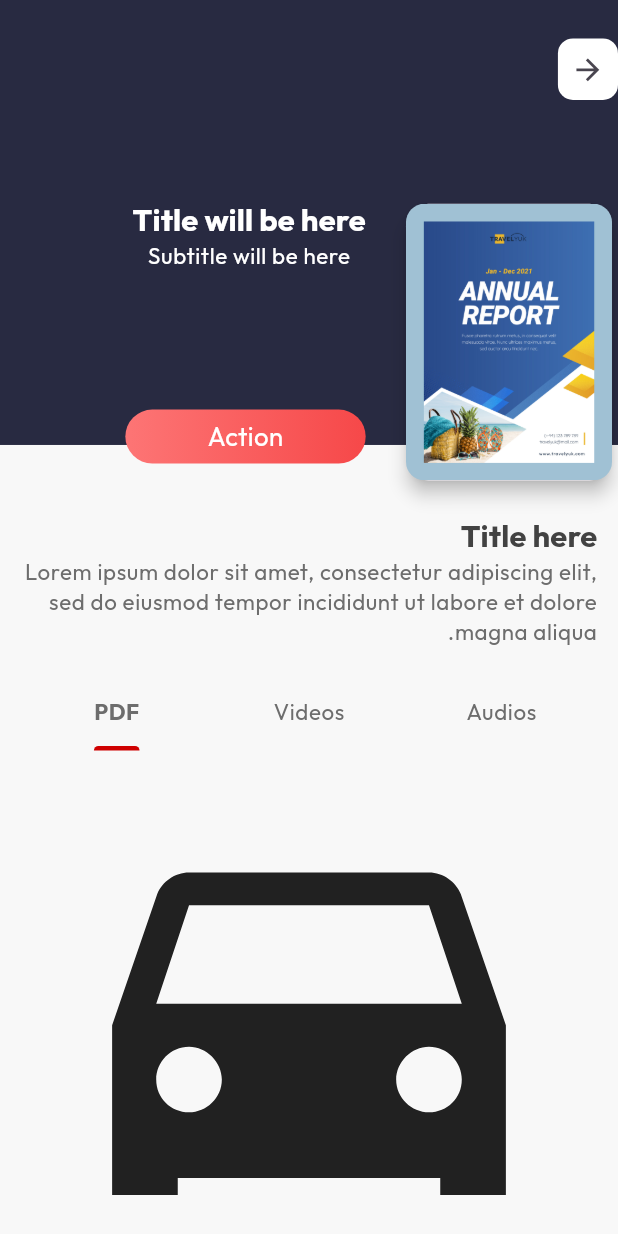
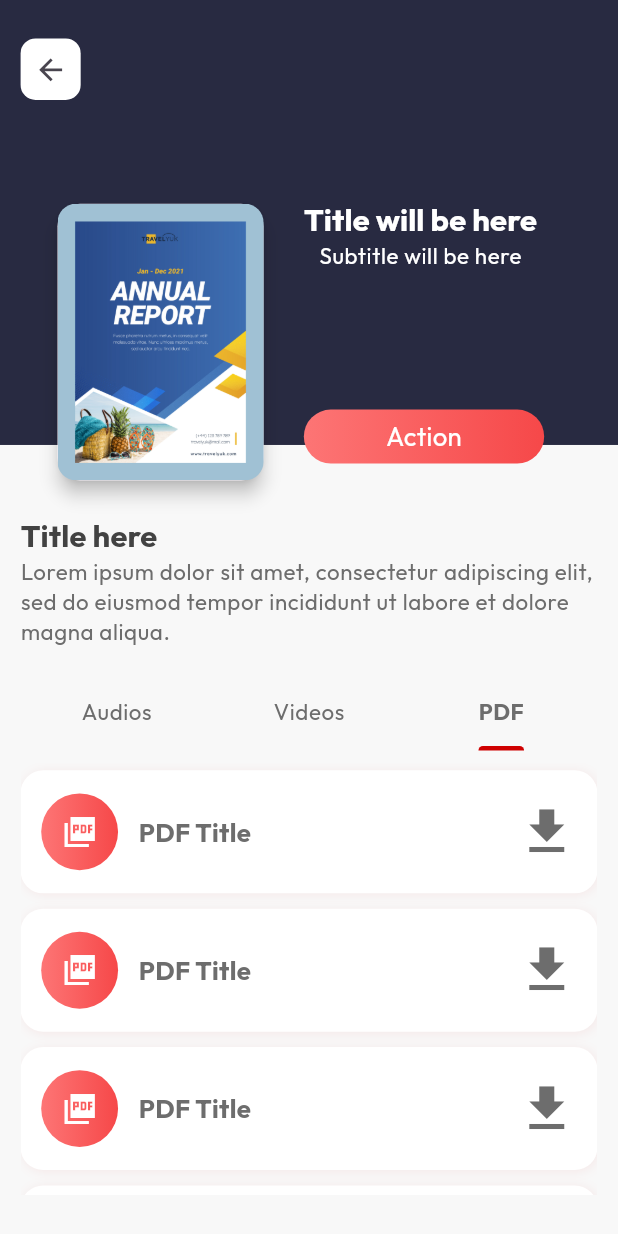
Before and after one commit to tanzeelRehman/visualizing_kashmir, a Flutter app: the VideoAudioDetails screen opened by its route, tab 3 chosen, on a phone screen of 412 x 824 dp. Run offline on Flutter 3.47's test engine with Material 3 defaults, Android fonts, the phone set to English and light mode, and no system bars; our stand-ins replace dio, flutter_screenutil, flutter_svg, get, google_fonts, internet_connection_checker and 3 more; accounts and stored records are empty.

Commit message:
small fixes

```diff
--- a/lib/core/helper/saveLanguageSettings.dart
+++ b/lib/core/helper/saveLanguageSettings.dart
@@ -25,7 +25,7 @@ class SaveLanguageSettings {
     selectedLanguageCountry = languageCountry ?? 'US';
   }
 
-  static setOpenFirstTime() async {
+  static setOpendFirstTime() async {
     final SharedPreferences prefs = await SharedPreferences.getInstance();
 
     await prefs.setBool(ConstantNames.firstTimeOpened.name, true);
--- a/lib/features/Language/controller/language_controller.dart
+++ b/lib/features/Language/controller/language_controller.dart
@@ -2,7 +2,7 @@ import 'package:get/get.dart';
 import 'package:get/state_manager.dart';
 
 class LanguageController extends GetxController {
-  String selectedLanguage = 'EN';
+  String selectedLanguage = 'en';
 
   void changeLanguage(String language) {
     selectedLanguage = language;
--- a/lib/features/Language/view/language_page.dart
+++ b/lib/features/Language/view/language_page.dart
@@ -1,6 +1,7 @@
 import 'package:flutter/material.dart';
 import 'package:get/get.dart';
 import 'package:visualizing_kashmir/core/constants/app_pages.dart';
+import 'package:visualizing_kashmir/core/helper/saveLanguageSettings.dart';
 import 'package:visualizing_kashmir/core/widgets/primary_continuebutton.dart';
 
 import 'package:visualizing_kashmir/features/Language/view/widgets/select_Language_card.dart';
@@ -33,8 +34,8 @@ class LanguagePage extends StatelessWidget {
             ),
             PrimaryContinueButton(
               text: "Select".tr,
-              ontap: () {
-                Get.toNamed(AppPages.homePage);
+              ontap: () async {
+                Get.offAllNamed(AppPages.homePage);
               },
               isWhite: false,
               width: Get.width * 0.85,
--- a/lib/features/textDetails/view/text_details_screen.dart
+++ b/lib/features/textDetails/view/text_details_screen.dart
@@ -22,7 +22,7 @@ class TextDetailsScreen extends StatelessWidget {
         body: Directionality(
           textDirection: Directionality.of(context) == TextDirection.rtl
               ? TextDirection.ltr
-              : TextDirection.rtl,
+              : TextDirection.ltr,
           child: Container(
             padding: EdgeInsets.symmetric(horizontal: 12.w, vertical: 5.h),
             child: SingleChildScrollView(
--- a/lib/features/todayHistory/views/today_in_history_screen.dart
+++ b/lib/features/todayHistory/views/today_in_history_screen.dart
@@ -31,7 +31,7 @@ class TodayInHistory extends StatelessWidget {
         body: Directionality(
           textDirection: Directionality.of(context) == TextDirection.rtl
               ? TextDirection.ltr
-              : TextDirection.rtl,
+              : TextDirection.ltr,
           child: Container(
             padding: EdgeInsets.symmetric(horizontal: 18.w, vertical: 5.h),
             child: SingleChildScrollView(
--- a/lib/features/videoAudioDetails/views/video_audio_details.dart
+++ b/lib/features/videoAudioDetails/views/video_audio_details.dart
@@ -18,6 +18,7 @@ import 'package:visualizing_kashmir/features/search/view/widgets/history_search_
 import 'package:visualizing_kashmir/features/search/view/widgets/know_heros_search_card.dart';
 import 'package:visualizing_kashmir/features/search/view/widgets/reports_search_card.dart';
 import 'package:visualizing_kashmir/features/videoAudioDetails/views/widgets/audio_play_widget.dart';
+import 'package:visualizing_kashmir/features/videoAudioDetails/views/widgets/pdf_widget.dart';
 import 'package:visualizing_kashmir/features/videoAudioDetails/views/widgets/video_play_widget.dart';
 
 class VideoAudioDetails extends StatelessWidget {
@@ -31,7 +32,7 @@ class VideoAudioDetails extends StatelessWidget {
         body: Directionality(
           textDirection: Directionality.of(context) == TextDirection.rtl
               ? TextDirection.ltr
-              : TextDirection.rtl,
+              : TextDirection.ltr,
           child: Stack(
             children: [
               SafeArea(
@@ -110,7 +111,13 @@ class VideoAudioDetails extends StatelessWidget {
                                         return const VideoPlayWidget();
                                       },
                                     ),
-                                    const Icon(Icons.directions_car, size: 350),
+                                    //* PDF Widget =============================
+                                    ListView.builder(
+                                      itemCount: 8,
+                                      itemBuilder: (context, index) {
+                                        return const PDFWidget();
+                                      },
+                                    ),
                                   ],
                                 ),
                               ),
--- /dev/null
+++ b/lib/features/videoAudioDetails/views/widgets/pdf_widget.dart
@@ -0,0 +1,63 @@
+import 'package:flutter/material.dart';
+import 'package:flutter_screenutil/flutter_screenutil.dart';
+import 'package:get/get.dart';
+import 'package:visualizing_kashmir/core/theme/app_theme.dart';
+
+class PDFWidget extends StatelessWidget {
+  const PDFWidget({
+    super.key,
+  });
+
+  @override
+  Widget build(BuildContext context) {
+    return Container(
+      padding: EdgeInsets.symmetric(horizontal: 12.w),
+      decoration: AppTheme.roundedContainerDecorationwithLessShadows,
+      margin: EdgeInsets.symmetric(vertical: 5.h),
+      height: 80.h,
+      width: Get.width * 0.8,
+      child: Row(
+        children: [
+          Container(
+            height: 50.h,
+            width: 50.h,
+            decoration: BoxDecoration(
+                borderRadius: BorderRadius.circular(45.r),
+                gradient: const LinearGradient(
+                    colors: [Color(0xfffd7575), Color(0xfff64849)])),
+            child: const Icon(
+              Icons.picture_as_pdf_sharp,
+              color: Colors.white,
+            ),
+          ),
+          SizedBox(
+            width: 12.w,
+          ),
+          Column(
+            crossAxisAlignment: CrossAxisAlignment.start,
+            mainAxisAlignment: MainAxisAlignment.center,
+            children: [
+              Text(
+                "PDF Title",
+                style: Get.textTheme.bodyMedium!
+                    .copyWith(fontWeight: FontWeight.bold),
+              ),
+            ],
+          ),
+          const Spacer(),
+          Column(
+            crossAxisAlignment: CrossAxisAlignment.start,
+            mainAxisAlignment: MainAxisAlignment.spaceAround,
+            children: [
+              Icon(
+                Icons.download,
+                size: 35.sp,
+                color: const Color(0xff6d6d6d),
+              )
+            ],
+          )
+        ],
+      ),
+    );
+  }
+}
--- a/lib/main.dart
+++ b/lib/main.dart
@@ -20,6 +20,7 @@ import 'dependency_container.dart' as di;
 
 void main() async {
   await di.init();
+  WidgetsFlutterBinding.ensureInitialized();
   runApp(const MyApp());
 }
 
```
Also changed, not shown: lib/splash_screen.dart (+21 -3 lines).
